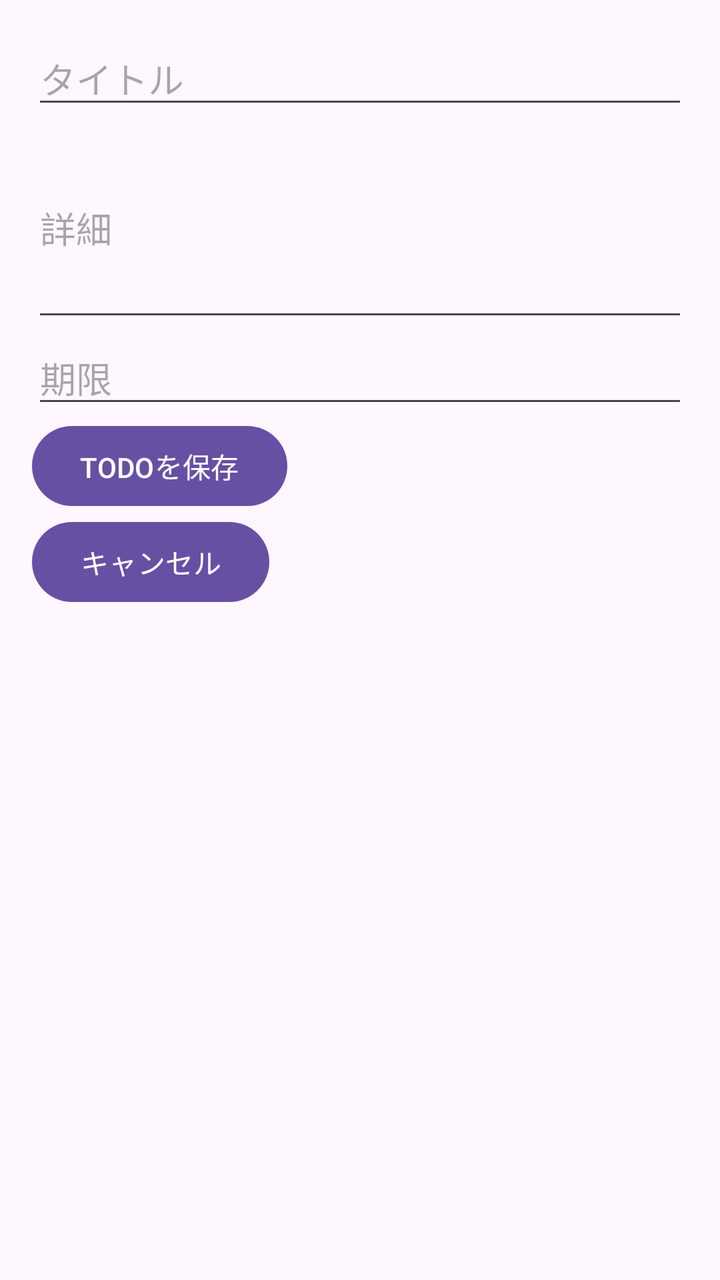
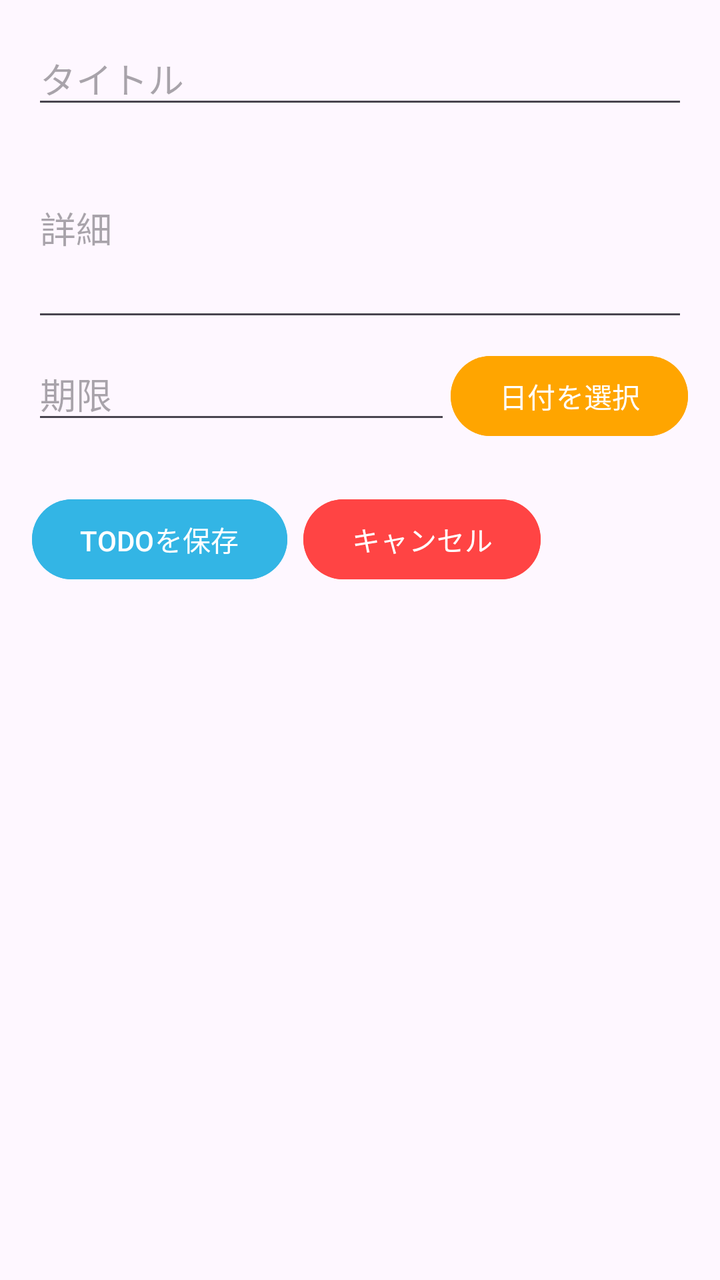

Compare the two renders of this Android layout. The source of the first and the diff that turns it into the second are given below.
<!-- AndroidManifest.xml: application theme Theme.TodoShibataApplication -->
<!-- res/layout/add_todo.xml -->
<LinearLayout xmlns:android="http://schemas.android.com/apk/res/android"
    android:orientation="vertical"
    android:layout_width="match_parent"
    android:layout_height="match_parent"
    android:padding="16dp">

    <EditText
        android:id="@+id/todo_title"
        android:layout_width="match_parent"
        android:layout_height="wrap_content"
        android:hint="タイトル"/>

    <EditText
        android:id="@+id/todo_details"
        android:layout_width="match_parent"
        android:layout_height="wrap_content"
        android:hint="詳細"
        android:inputType="textMultiLine"
        android:lines="4"/>

    <EditText
        android:id="@+id/todo_due_date"
        android:layout_width="match_parent"
        android:layout_height="wrap_content"
        android:hint="期限"/>

    <Button
        android:id="@+id/save_todo_button"
        android:layout_width="wrap_content"
        android:layout_height="wrap_content"
        android:text="TODOを保存" />

    <Button
        android:id="@+id/cancel_button"
        android:layout_width="wrap_content"
        android:layout_height="wrap_content"
        android:text="キャンセル" />

</LinearLayout>
<!-- resources referenced by this layout -->
<resources>
  <style name="Theme.TodoShibataApplication" parent="Base.Theme.TodoShibataApplication" />
  <style name="Base.Theme.TodoShibataApplication" parent="Theme.Material3.DayNight.NoActionBar">
          
          
      </style>
</resources>

<!-- the commit's change to res/layout/add_todo.xml (unified diff, before → after) -->
@@ -18,22 +18,53 @@
         android:inputType="textMultiLine"
         android:lines="4"/>
 
-    <EditText
-        android:id="@+id/todo_due_date"
+    <LinearLayout
+        android:orientation="horizontal"
         android:layout_width="match_parent"
         android:layout_height="wrap_content"
-        android:hint="期限"/>
+        android:layout_marginTop="8dp">
 
-    <Button
-        android:id="@+id/save_todo_button"
-        android:layout_width="wrap_content"
+        <EditText
+            android:id="@+id/todo_due_date"
+            android:layout_width="0dp"
+            android:layout_height="wrap_content"
+            android:layout_weight="1"
+            android:hint="期限"
+            android:focusable="false"/>
+
+        <Button
+            android:id="@+id/select_due_date_button"
+            android:layout_width="wrap_content"
+            android:layout_height="wrap_content"
+            android:text="日付を選択"
+            android:backgroundTint="@color/my_orange"/>
+
+    </LinearLayout>
+
+    <LinearLayout
+        android:orientation="horizontal"
+        android:layout_width="match_parent"
         android:layout_height="wrap_content"
-        android:text="TODOを保存" />
+        android:layout_marginTop="8dp">
 
-    <Button
-        android:id="@+id/cancel_button"
-        android:layout_width="wrap_content"
-        android:layout_height="wrap_content"
-        android:text="キャンセル" />
+        <Button
+            android:id="@+id/save_todo_button"
+            android:layout_width="wrap_content"
+            android:layout_height="wrap_content"
+            android:text="TODOを保存"
+            android:layout_marginEnd="8dp"
+            android:layout_marginTop="16dp"
+            android:backgroundTint="@android:color/holo_blue_light"/>
+
+        <Button
+            android:id="@+id/cancel_button"
+            android:layout_width="wrap_content"
+            android:layout_height="wrap_content"
+            android:text="キャンセル"
+            android:layout_marginTop="16dp"
+            android:backgroundTint="@android:color/holo_red_light"/>
+
+    </LinearLayout>
+
 
 </LinearLayout>
<!-- resource entries referenced after the edit -->
@@ -1,5 +1,6 @@
 <!-- resources referenced by this layout -->
 <resources>
+  <color name="my_orange">#FFA500</color>
   <style name="Theme.TodoShibataApplication" parent="Base.Theme.TodoShibataApplication" />
   <style name="Base.Theme.TodoShibataApplication" parent="Theme.Material3.DayNight.NoActionBar">
           
